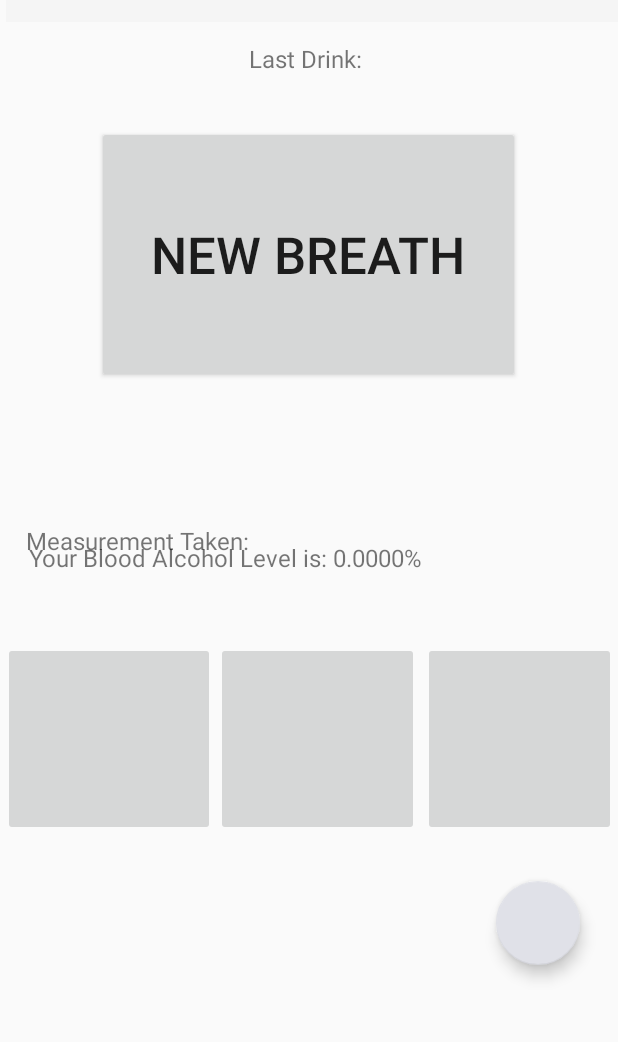
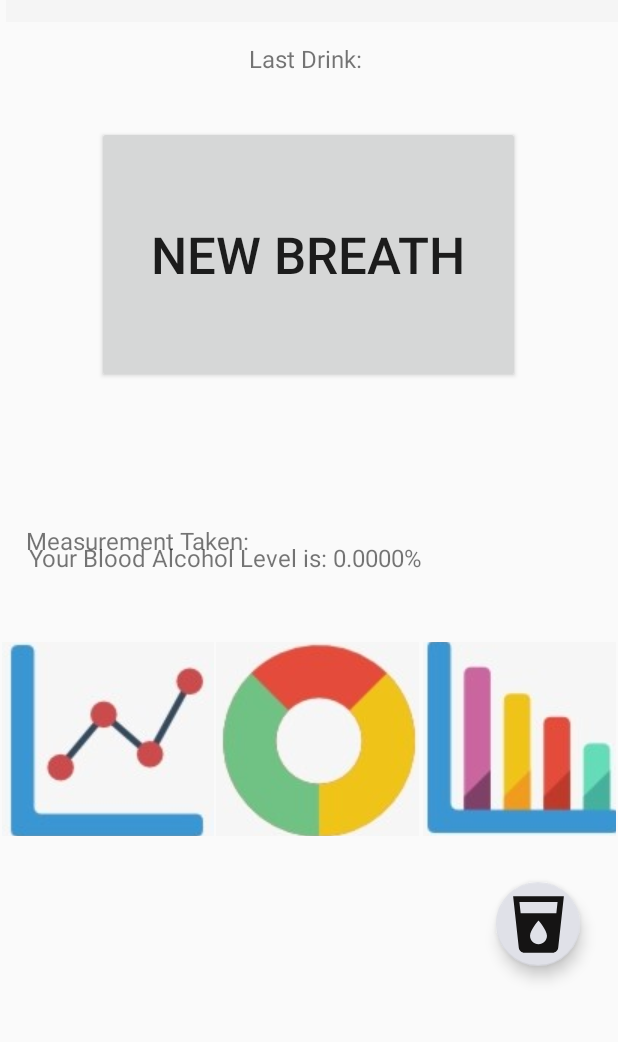
Before and after one commit to RGSkokos/The-Drinking-Buddy, an Android app: the HomePage screen opened directly, with no data from a screen before it, on a phone screen of 412 x 824 dp, the part 60-1102 px from its top. Run offline under Robolectric (Android 15) with nearby library versions, the phone set to English and light mode, and no system bars.

Commit message:
fixed some bugs to show icons

```diff
--- a/app/src/main/res/layout/activity_home.xml
+++ b/app/src/main/res/layout/activity_home.xml
@@ -46,8 +46,9 @@
         android:layout_width="141dp"
         android:layout_height="129dp"
         android:layout_alignParentStart="true"
-        android:layout_marginStart="2dp"
-        android:layout_marginTop="468dp" />
+        android:layout_marginStart="1dp"
+        android:layout_marginTop="468dp"
+        android:src="@drawable/line_chart"/>
 
     <ImageButton
         android:id="@+id/pieChartButton"
@@ -56,7 +57,8 @@
         android:layout_alignParentStart="true"
         android:layout_centerHorizontal="true"
         android:layout_marginStart="144dp"
-        android:layout_marginTop="468dp" />
+        android:layout_marginTop="468dp"
+        android:src="@drawable/pie_chart"/>
 
     <ImageButton
         android:id="@+id/barChartButton"
@@ -66,7 +68,8 @@
         android:layout_alignParentEnd="true"
         android:layout_marginStart="282dp"
         android:layout_marginTop="468dp"
-        android:layout_marginEnd="1dp" />
+        android:layout_marginEnd="1dp"
+        android:src="@drawable/bar_chart"/>
 
     <TextView
         android:id="@+id/TimeStampTextView"
@@ -87,11 +90,13 @@
         android:layout_alignParentTop="true"
         android:layout_alignParentEnd="true"
         android:layout_marginStart="330dp"
-        android:layout_marginTop="627dp"
+        android:layout_marginTop="628dp"
         android:layout_marginEnd="25dp"
         android:clickable="true"
         app:backgroundTint="#E0E1E8"
-        app:maxImageSize="90dp" />
+        app:maxImageSize="90dp"
+        tools:ignore="SpeakableTextPresentCheck"
+        android:src="@drawable/beer_bottle_foreground"/>
 
     <TextView
         android:id="@+id/CurrentDrinktextView"
```
Also changed, not shown: app/src/main/java/com/example/drinkingbuddy/Models/Config.java (+12 -12 lines).
